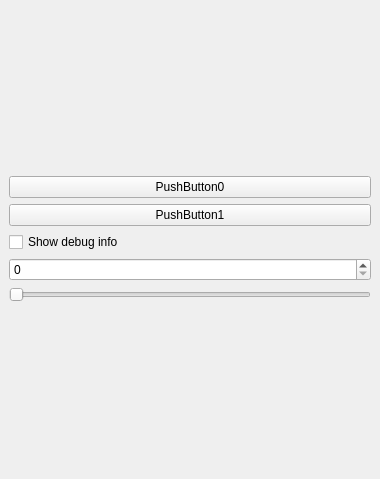
onier/RobWork, file RobWorkStudio/example/UDPKinPlugin/SamplePlugin.ui: the form before one commit.
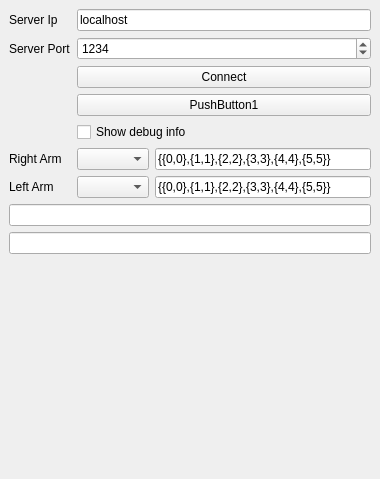
The form after the commit.

```diff
--- a/RobWorkStudio/example/UDPKinPlugin/SamplePlugin.ui
+++ b/RobWorkStudio/example/UDPKinPlugin/SamplePlugin.ui
@@ -16,40 +16,122 @@
   <widget class="QWidget" name="dockWidgetContents">
    <layout class="QVBoxLayout" name="verticalLayout_2">
     <item>
-     <layout class="QVBoxLayout" name="verticalLayout">
-      <item>
-       <widget class="QPushButton" name="_btn0">
+     <layout class="QGridLayout" name="gridLayout">
+      <item row="0" column="1">
+       <widget class="QLineEdit" name="_serverIpLine">
         <property name="text">
-         <string>PushButton0</string>
+         <string>localhost</string>
         </property>
        </widget>
       </item>
-      <item>
-       <widget class="QPushButton" name="_btn1">
+      <item row="2" column="1">
+       <widget class="QPushButton" name="_connectBtn">
         <property name="text">
-         <string>PushButton1</string>
+         <string>Connect</string>
         </property>
        </widget>
       </item>
-      <item>
+      <item row="4" column="1">
        <widget class="QCheckBox" name="_showDebugBox">
         <property name="text">
          <string>Show debug info</string>
         </property>
        </widget>
       </item>
-      <item>
-       <widget class="QSpinBox" name="_spinBox"/>
+      <item row="0" column="0">
+       <widget class="QLabel" name="label">
+        <property name="text">
+         <string>Server Ip</string>
+        </property>
+       </widget>
       </item>
-      <item>
-       <widget class="QSlider" name="_slider">
-        <property name="orientation">
-         <enum>Qt::Horizontal</enum>
+      <item row="1" column="0">
+       <widget class="QLabel" name="label_2">
+        <property name="text">
+         <string>Server Port</string>
         </property>
        </widget>
       </item>
+      <item row="1" column="1">
+       <widget class="QSpinBox" name="_portSpin">
+        <property name="maximum">
+         <number>9999</number>
+        </property>
+        <property name="value">
+         <number>1234</number>
+        </property>
+       </widget>
+      </item>
+      <item row="3" column="1">
+       <widget class="QPushButton" name="_btn1">
+        <property name="text">
+         <string>PushButton1</string>
+        </property>
+       </widget>
+      </item>
+      <item row="5" column="1">
+       <layout class="QHBoxLayout" name="horizontalLayout">
+        <item>
+         <widget class="QComboBox" name="comboBox"/>
+        </item>
+        <item>
+         <widget class="QLineEdit" name="lineEdit">
+          <property name="text">
+           <string>{{0,0},{1,1},{2,2},{3,3},{4,4},{5,5}}</string>
+          </property>
+         </widget>
+        </item>
+       </layout>
+      </item>
+      <item row="5" column="0">
+       <widget class="QLabel" name="label_3">
+        <property name="text">
+         <string>Right Arm</string>
+        </property>
+       </widget>
+      </item>
+      <item row="6" column="0">
+       <widget class="QLabel" name="label_4">
+        <property name="text">
+         <string>Left Arm</string>
+        </property>
+       </widget>
+      </item>
+      <item row="6" column="1">
+       <layout class="QHBoxLayout" name="horizontalLayout_2">
+        <item>
+         <widget class="QComboBox" name="comboBox_3"/>
+        </item>
+        <item>
+         <widget class="QLineEdit" name="lineEdit_2">
+          <property name="text">
+           <string>{{0,0},{1,1},{2,2},{3,3},{4,4},{5,5}}</string>
+          </property>
+         </widget>
+        </item>
+       </layout>
+      </item>
      </layout>
     </item>
+    <item>
+     <widget class="QLineEdit" name="_anglesLine"/>
+    </item>
+    <item>
+     <widget class="QLineEdit" name="_rightAngleLine"/>
+    </item>
+    <item>
+     <spacer name="verticalSpacer">
+      <property name="orientation">
+       <enum>Qt::Vertical</enum>
+      </property>
+      <property name="sizeHint" stdset="0">
+       <size>
+        <width>20</width>
+        <height>40</height>
+       </size>
+      </property>
+     </spacer>
+    </item>
    </layout>
   </widget>
  </widget>
```
